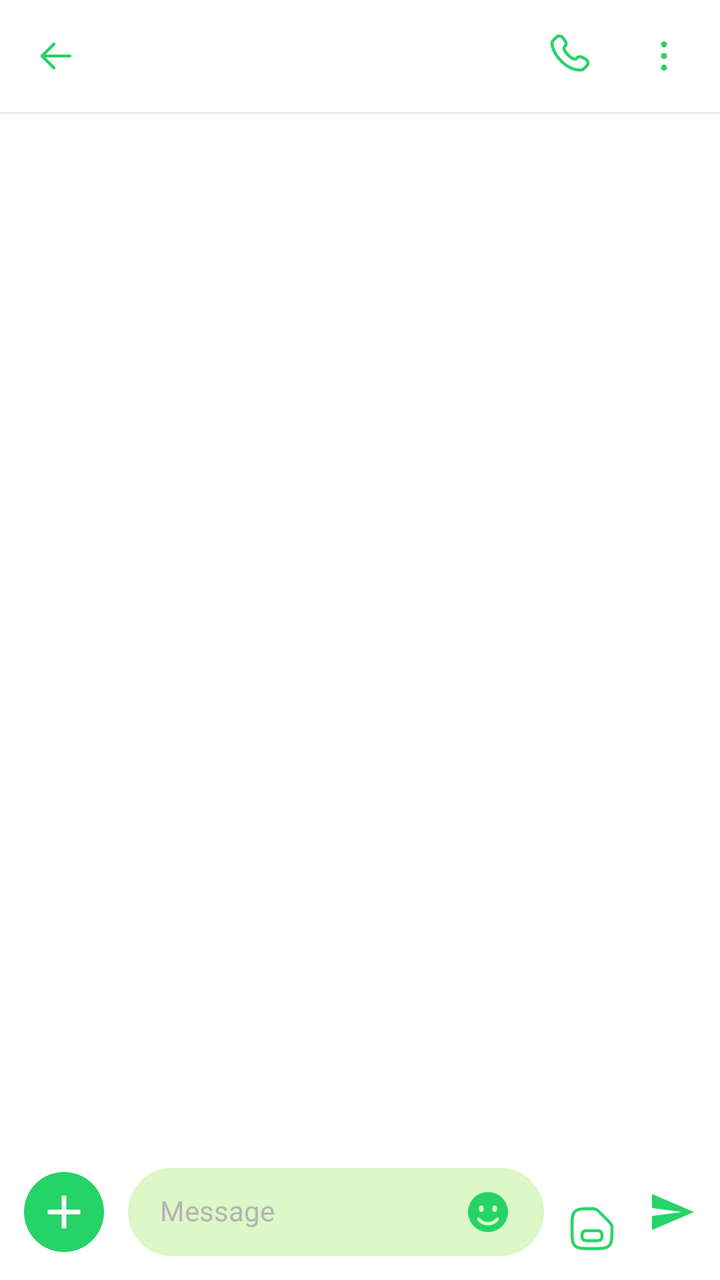
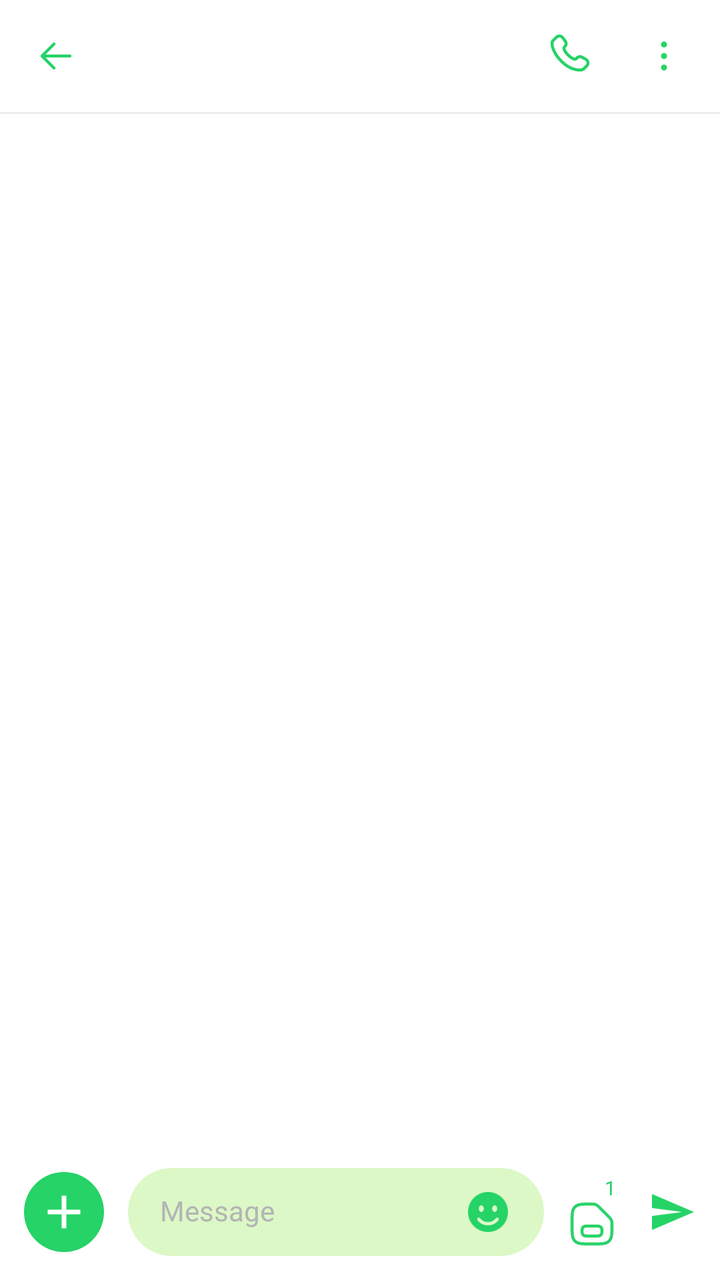

Screens rendered from an Android XML layout before and after an edit, with the pre-edit source and the edit as a unified diff.
<!-- AndroidManifest.xml: application theme Theme.MyApplication -->
<!-- res/layout/activity_messenger.xml -->
<?xml version="1.0" encoding="utf-8"?>
<androidx.constraintlayout.widget.ConstraintLayout xmlns:android="http://schemas.android.com/apk/res/android"
    xmlns:app="http://schemas.android.com/apk/res-auto"
    xmlns:tools="http://schemas.android.com/tools"
    android:layout_width="match_parent"
    android:layout_height="match_parent"
    android:background="@color/white">

    <ImageView
        android:id="@+id/ivBackground"
        android:layout_width="match_parent"
        android:layout_height="match_parent"
        android:scaleType="centerCrop" />
    
    <androidx.constraintlayout.widget.ConstraintLayout
        android:id="@+id/clTopBar"
        android:layout_width="match_parent"
        android:layout_height="wrap_content"
        android:padding="@dimen/size16"
        app:layout_constraintTop_toTopOf="parent">

        <ImageView
            android:id="@+id/ivBack"
            android:layout_width="@dimen/size24"
            android:layout_height="@dimen/size24"
            android:contentDescription="@null"
            android:src="@drawable/ic_arr_left"
            app:layout_constraintBottom_toBottomOf="parent"
            app:layout_constraintStart_toStartOf="parent"
            app:layout_constraintTop_toTopOf="parent"
            app:tint="@color/col_main" />

        <TextView
            android:id="@+id/tvSenderName"
            style="@style/TextView_7"
            android:layout_marginStart="@dimen/size16"
            android:textColor="@color/col_main"
            app:layout_constraintBottom_toBottomOf="parent"
            app:layout_constraintStart_toEndOf="@+id/ivBack"
            app:layout_constraintTop_toTopOf="parent" />

        <ImageView
            android:id="@+id/ivMore"
            android:layout_width="@dimen/size24"
            android:layout_height="@dimen/size24"
            android:contentDescription="@null"
            android:src="@drawable/ic_properties"
            app:layout_constraintBottom_toBottomOf="parent"
            app:layout_constraintEnd_toEndOf="parent"
            app:layout_constraintTop_toTopOf="parent"
            app:tint="@color/col_main" />

        <ImageView
            android:id="@+id/ivCall"
            android:layout_width="@dimen/size24"
            android:layout_height="@dimen/size24"
            android:layout_marginEnd="@dimen/size24"
            android:contentDescription="@null"
            android:src="@drawable/ic_phone"
            app:layout_constraintBottom_toBottomOf="parent"
            app:layout_constraintEnd_toStartOf="@+id/ivMore"
            app:layout_constraintTop_toTopOf="parent"
            app:tint="@color/col_main" />

    </androidx.constraintlayout.widget.ConstraintLayout>

    <View
        android:id="@+id/vLineTop"
        android:layout_width="match_parent"
        android:layout_height="@dimen/size1"
        android:background="@color/col_14000000"
        app:layout_constraintTop_toBottomOf="@+id/clTopBar" />

    
    <androidx.recyclerview.widget.RecyclerView
        android:id="@+id/rvChat"
        android:layout_width="match_parent"
        android:layout_height="0dp"
        android:scrollbars="vertical"
        app:layoutManager="androidx.recyclerview.widget.LinearLayoutManager"
        app:layout_constraintBottom_toTopOf="@+id/clBottomBar"
        app:layout_constraintTop_toBottomOf="@+id/vLineTop"
        tools:listitem="@layout/item_chat_left" />

    <FrameLayout
        android:layout_width="match_parent"
        android:layout_height="wrap_content"
        app:layout_constraintBottom_toTopOf="@+id/clBottomBar"
        app:layout_constraintEnd_toEndOf="parent"
        app:layout_constraintStart_toStartOf="parent"
        app:layout_constraintTop_toBottomOf="@+id/vLineTop">

        <include
            android:id="@+id/layoutNoData"
            layout="@layout/layout_no_data" />
    </FrameLayout>

    <View
        android:id="@+id/vScrim"
        android:layout_width="match_parent"
        android:layout_height="match_parent"
        android:background="#80000000"
        android:visibility="gone" />

    <LinearLayout
        android:id="@+id/llAddMenu"
        android:layout_width="wrap_content"
        android:layout_height="wrap_content"
        android:layout_marginStart="@dimen/size12"
        android:layout_marginBottom="@dimen/size12"
        android:orientation="vertical"
        android:visibility="gone"
        app:layout_constraintBottom_toTopOf="@+id/clBottomBar"
        app:layout_constraintStart_toStartOf="parent">

        <LinearLayout
            android:id="@+id/llSchedule"
            android:layout_width="wrap_content"
            android:layout_height="wrap_content"
            android:layout_marginBottom="@dimen/size16"
            android:gravity="center_vertical"
            android:orientation="horizontal">

            <com.example.myapplication.views.RoundImageView
                android:layout_width="@dimen/size40"
                android:layout_height="@dimen/size40"
                android:background="?selectableItemBackgroundBorderless"
                android:contentDescription="@null"
                android:padding="@dimen/size8"
                android:src="@drawable/ic_schedule"
                app:bgColor="@color/white"
                app:isOval="true" />

            <TextView
                style="@style/TextView_7"
                android:layout_width="wrap_content"
                android:layout_height="wrap_content"
                android:layout_marginStart="@dimen/size12"
                android:background="@drawable/bg_white_r8"
                android:paddingHorizontal="@dimen/size12"
                android:paddingVertical="@dimen/size10"
                android:text="@string/txt_schedule_message"
                android:textColor="@color/col_main" />
        </LinearLayout>

        <LinearLayout
            android:id="@+id/llTakeCamera"
            android:layout_width="wrap_content"
            android:layout_height="wrap_content"
            android:layout_marginBottom="@dimen/size16"
            android:gravity="center_vertical"
            android:orientation="horizontal">

            <com.example.myapplication.views.RoundImageView
                android:layout_width="@dimen/size40"
                android:layout_height="@dimen/size40"
                android:background="?selectableItemBackgroundBorderless"
                android:contentDescription="@null"
                android:padding="@dimen/size8"
                android:src="@drawable/ic_camera"
                app:bgColor="@color/white"
                app:isOval="true" />

            <TextView
                style="@style/TextView_7"
                android:layout_width="wrap_content"
                android:layout_height="wrap_content"
                android:layout_marginStart="@dimen/size12"
                android:background="@drawable/bg_white_r8"
                android:paddingHorizontal="@dimen/size12"
                android:paddingVertical="@dimen/size10"
                android:text="@string/txt_take_a_photo"
                android:textColor="@color/col_main" />
        </LinearLayout>

        <LinearLayout
            android:id="@+id/llAttachPhoto"
            android:layout_width="wrap_content"
            android:layout_height="wrap_content"
            android:layout_marginBottom="@dimen/size16"
            android:gravity="center_vertical"
            android:orientation="horizontal">

            <com.example.myapplication.views.RoundImageView
                android:layout_width="@dimen/size40"
                android:layout_height="@dimen/size40"
                android:background="?selectableItemBackgroundBorderless"
                android:contentDescription="@null"
                android:padding="@dimen/size8"
                android:src="@drawable/ic_image"
                app:bgColor="@color/white"
                app:isOval="true" />

            <TextView
                style="@style/TextView_7"
                android:layout_width="wrap_content"
                android:layout_height="wrap_content"
                android:layout_marginStart="@dimen/size12"
                android:background="@drawable/bg_white_r8"
                android:paddingHorizontal="@dimen/size12"
                android:paddingVertical="@dimen/size10"
                android:text="@string/txt_attach_a_photo"
                android:textColor="@color/col_main" />
        </LinearLayout>
    </LinearLayout>

    <androidx.constraintlayout.widget.ConstraintLayout
        android:id="@+id/clMediaPreview"
        android:layout_width="match_parent"
        android:layout_height="wrap_content"
        android:layout_marginHorizontal="@dimen/size16"
        android:layout_marginBottom="8dp"
        android:visibility="gone"
        app:layout_constraintBottom_toTopOf="@+id/clBottomBar">

        <androidx.cardview.widget.CardView
            android:layout_width="100dp"
            android:layout_height="100dp"
            app:cardCornerRadius="8dp"
            app:cardElevation="0dp"
            app:layout_constraintBottom_toBottomOf="parent"
            app:layout_constraintStart_toStartOf="parent"
            app:layout_constraintTop_toTopOf="parent">

            <androidx.appcompat.widget.AppCompatImageView
                android:id="@+id/ivPreview"
                android:layout_width="match_parent"
                android:layout_height="match_parent"
                android:scaleType="centerCrop" />

            <androidx.appcompat.widget.AppCompatImageView
                android:id="@+id/btnRemovePreview"
                android:layout_width="20dp"
                android:layout_height="20dp"
                android:layout_gravity="top|end"
                android:layout_margin="4dp"
                android:background="@drawable/bg_circle_green"
                android:padding="2dp"
                android:src="@drawable/ic_close" />

        </androidx.cardview.widget.CardView>
    </androidx.constraintlayout.widget.ConstraintLayout>
    
    <androidx.constraintlayout.widget.ConstraintLayout
        android:id="@+id/clBottomBar"
        android:layout_width="match_parent"
        android:layout_height="wrap_content"
        android:padding="@dimen/size12"
        app:layout_constraintBottom_toBottomOf="parent">

        <ImageView
            android:id="@+id/ivAdd"
            android:layout_width="@dimen/size40"
            android:layout_height="@dimen/size40"
            android:background="@drawable/bg_circle_green"
            android:contentDescription="@null"
            android:padding="@dimen/size6"
            android:src="@drawable/ic_plus"
            app:layout_constraintBottom_toBottomOf="parent"
            app:layout_constraintStart_toStartOf="parent"
            app:layout_constraintTop_toTopOf="parent" />

        <LinearLayout
            android:id="@+id/llInput"
            android:layout_width="0dp"
            android:layout_height="@dimen/size44"
            android:layout_marginStart="@dimen/size12"
            android:layout_marginEnd="@dimen/size12"
            android:background="@drawable/bg_input_message"
            android:gravity="center_vertical"
            android:orientation="horizontal"
            android:paddingHorizontal="@dimen/size16"
            app:layout_constraintBottom_toBottomOf="parent"
            app:layout_constraintEnd_toStartOf="@+id/llSim"
            app:layout_constraintStart_toEndOf="@+id/ivAdd"
            app:layout_constraintTop_toTopOf="parent">

            <EditText
                android:id="@+id/edtMessage"
                style="@style/TextView_4"
                android:layout_width="0dp"
                android:layout_height="wrap_content"
                android:layout_weight="1"
                android:background="@null"
                android:hint="@string/txt_message"
                android:imeOptions="actionSend"
                android:importantForAutofill="no"
                android:inputType="text"
                android:singleLine="true"
                android:textColor="@color/black"
                android:textColorHighlight="@color/grey"
                android:textColorHint="@color/grey" />

            <ImageView
                android:id="@+id/ivEmoji"
                android:layout_width="@dimen/size24"
                android:layout_height="@dimen/size24"
                android:contentDescription="@null"
                android:src="@drawable/ic_emoji"
                app:tint="@color/col_main" />
        </LinearLayout>

        <ImageView
            android:id="@+id/ivSend"
            android:layout_width="@dimen/size24"
            android:layout_height="@dimen/size24"
            android:contentDescription="@null"
            android:src="@drawable/ic_send"
            app:layout_constraintBottom_toBottomOf="parent"
            app:layout_constraintEnd_toEndOf="parent"
            app:layout_constraintTop_toTopOf="parent"
            app:tint="@color/col_main" />

        <LinearLayout
            android:id="@+id/llSim"
            android:layout_width="wrap_content"
            android:layout_height="wrap_content"
            android:layout_marginEnd="@dimen/size16"
            android:orientation="vertical"
            app:layout_constraintBottom_toBottomOf="parent"
            app:layout_constraintEnd_toStartOf="@+id/ivSend"
            app:layout_constraintTop_toTopOf="parent">

            <TextView
                android:id="@+id/tvNumberSim"
                style="@style/TextView_4"
                android:layout_width="wrap_content"
                android:layout_height="wrap_content"
                android:layout_gravity="end"
                android:text="@string/txt_empty" />

            <ImageView
                android:id="@+id/ivSim"
                android:layout_width="wrap_content"
                android:layout_height="wrap_content"
                android:contentDescription="@null"
                android:src="@drawable/ic_sim"
                app:tint="@color/col_main" />
        </LinearLayout>


    </androidx.constraintlayout.widget.ConstraintLayout>

    <FrameLayout
        android:id="@+id/frMessDetail"
        android:layout_width="match_parent"
        android:layout_height="0dp"
        android:layout_marginTop="@dimen/size12"
        android:visibility="gone"
        app:layout_constraintBottom_toBottomOf="parent"
        app:layout_constraintTop_toTopOf="parent" />

    <FrameLayout
        android:id="@+id/frChooseSticker"
        android:layout_width="match_parent"
        android:layout_height="@dimen/size200"
        android:visibility="gone"
        app:layout_constraintBottom_toBottomOf="parent" />
</androidx.constraintlayout.widget.ConstraintLayout>
<!-- res/layout/item_chat_left.xml (included above) -->
<?xml version="1.0" encoding="utf-8"?>
<androidx.constraintlayout.widget.ConstraintLayout xmlns:android="http://schemas.android.com/apk/res/android"
    xmlns:app="http://schemas.android.com/apk/res-auto"
    android:layout_width="match_parent"
    android:layout_height="wrap_content"
    android:padding="@dimen/size8">

    <RelativeLayout
        android:id="@+id/rlAvatar"
        android:layout_width="@dimen/size40"
        android:layout_height="@dimen/size40"
        app:layout_constraintBottom_toBottomOf="parent"
        app:layout_constraintStart_toStartOf="parent"
        app:layout_constraintTop_toTopOf="parent">

        <com.example.myapplication.views.RoundImageView
            android:id="@+id/ivAvatar"
            android:layout_width="match_parent"
            android:layout_height="match_parent"
            android:padding="@dimen/size6"
            android:src="@drawable/ic_person"
            app:bgColor="@color/col_main"
            app:isOval="true" />

        <TextView
            android:id="@+id/tvFirstName"
            style="@style/TextView_5"
            android:layout_width="wrap_content"
            android:layout_height="wrap_content"
            android:layout_centerInParent="true"
            android:includeFontPadding="false"
            android:text="@string/txt_empty"
            android:visibility="gone" />
    </RelativeLayout>

    <FrameLayout
        android:id="@+id/frBubble"
        android:layout_width="0dp"
        android:layout_height="wrap_content"
        android:layout_gravity="end"
        android:layout_marginStart="@dimen/size8"
        app:layout_constraintBottom_toBottomOf="parent"
        app:layout_constraintEnd_toEndOf="parent"
        app:layout_constraintStart_toEndOf="@+id/rlAvatar"
        app:layout_constraintTop_toTopOf="parent">

        <com.example.myapplication.views.MessageBubbleView
            android:id="@+id/bubbleView"
            android:layout_width="wrap_content"
            android:layout_height="wrap_content"
            android:layout_marginStart="@dimen/size8"
            app:bubbleColor="@color/col_dcf8c6"
            app:caretHeight="@dimen/size8"
            app:caretPosition="none"
            app:caretWidth="0dp"
            app:cornerRadiusBBV="@dimen/size16">

            <LinearLayout
                android:layout_width="wrap_content"
                android:layout_height="wrap_content"
                android:orientation="vertical">

                <FrameLayout
                    android:id="@+id/flMedia"
                    android:layout_width="@dimen/size200"
                    android:layout_height="wrap_content"
                    android:layout_margin="@dimen/size4"
                    android:visibility="gone">

                    <com.example.myapplication.views.RoundImageView
                        android:id="@+id/ivImage"
                        android:layout_width="match_parent"
                        android:layout_height="wrap_content"
                        android:adjustViewBounds="true"
                        android:scaleType="fitCenter"
                        app:cornerRadius="@dimen/size8" />

                    <com.example.myapplication.views.RoundImageView
                        android:id="@+id/ivPlayVideo"
                        android:layout_width="@dimen/size40"
                        android:layout_height="@dimen/size40"
                        android:layout_gravity="center"
                        android:src="@drawable/ic_play"
                        android:visibility="gone"
                        app:cornerRadius="@dimen/size8" />
                </FrameLayout>

                <TextView
                    android:id="@+id/tvBody"
                    style="@style/TextView_4"
                    android:layout_width="wrap_content"
                    android:layout_height="wrap_content"
                    android:paddingHorizontal="@dimen/size16"
                    android:paddingVertical="@dimen/size10"
                    android:text="@string/txt_empty" />

            </LinearLayout>
        </com.example.myapplication.views.MessageBubbleView>
    </FrameLayout>
</androidx.constraintlayout.widget.ConstraintLayout>
<!-- res/layout/layout_no_data.xml (included above) -->
<?xml version="1.0" encoding="utf-8"?>
<FrameLayout xmlns:android="http://schemas.android.com/apk/res/android"
    android:layout_width="match_parent"
    android:layout_height="wrap_content">

    <LinearLayout
        android:id="@+id/llNoData"
        android:visibility="gone"
        android:layout_width="match_parent"
        android:layout_height="wrap_content"
        android:gravity="center"
        android:orientation="vertical">

        <androidx.appcompat.widget.AppCompatImageView
            android:layout_width="@dimen/size200"
            android:layout_height="@dimen/size200"
            android:src="@drawable/img_empty" />

        <TextView
            android:id="@+id/tvBodyNoData"
            style="@style/TextView_4"
            android:layout_width="wrap_content"
            android:layout_height="wrap_content"
            android:layout_marginTop="@dimen/size16"
            android:text="@string/txt_your_blocked_numbers_will_appear_here"
            android:textColor="@color/col_main" />
    </LinearLayout>


    <ProgressBar
        android:id="@+id/prLoading"
        android:layout_width="@dimen/size40"
        android:layout_height="@dimen/size40"
        android:layout_gravity="center"
        android:indeterminateTint="@color/col_main" />
</FrameLayout>
<!-- resources referenced by this layout -->
<resources>
  <color name="black">#FF000000</color>
  <color name="col_14000000">#14000000</color>
  <color name="col_dcf8c6">#DCF8C6</color>
  <color name="col_main">#25D366</color>
  <color name="grey">#B4B4B4</color>
  <color name="white">#FFFFFFFF</color>
  <dimen name="size1">1dp</dimen>
  <dimen name="size10">10dp</dimen>
  <dimen name="size12">12dp</dimen>
  <dimen name="size16">16dp</dimen>
  <dimen name="size200">200dp</dimen>
  <dimen name="size24">24dp</dimen>
  <dimen name="size4">4dp</dimen>
  <dimen name="size40">40dp</dimen>
  <dimen name="size44">44dp</dimen>
  <dimen name="size6">6dp</dimen>
  <dimen name="size8">8dp</dimen>
  <!-- drawable bg_circle_green (drawable) -->
  <?xml version="1.0" encoding="utf-8"?>
  <shape xmlns:android="http://schemas.android.com/apk/res/android"
      android:shape="oval">
      <solid android:color="@color/col_main" />
  </shape>
  <!-- drawable bg_input_message (drawable) -->
  <?xml version="1.0" encoding="utf-8"?>
  <shape xmlns:android="http://schemas.android.com/apk/res/android">
      <solid android:color="@color/col_dcf8c6" />
      <corners android:radius="@dimen/size100" />
  </shape>
  <!-- drawable bg_white_r8 (drawable) -->
  <?xml version="1.0" encoding="utf-8"?>
  <shape xmlns:android="http://schemas.android.com/apk/res/android">
      <solid android:color="@color/white" />
      <corners android:radius="@dimen/size8" />
  </shape>
  <!-- drawable ic_plus (drawable) -->
  <vector xmlns:android="http://schemas.android.com/apk/res/android"
      android:width="24dp"
      android:height="24dp"
      android:viewportWidth="24"
      android:viewportHeight="24">
    <path
        android:pathData="M19,13H13V19H11V13H5V11H11V5H13V11H19V13Z"
        android:fillColor="#FFFFFF"/>
  </vector>
  <!-- drawable ic_send (drawable) -->
  <vector xmlns:android="http://schemas.android.com/apk/res/android"
      android:width="24dp"
      android:height="24dp"
      android:viewportWidth="24"
      android:viewportHeight="24">
    <path
        android:pathData="M2,21L23,12L2,3V10L17,12L2,14V21Z"
        android:fillColor="#25D366"/>
  </vector>
  <string name="txt_attach_a_photo">Attach a photo</string>
  <string name="txt_empty" translatable="false" />
  <string name="txt_message">Message</string>
  <string name="txt_schedule_message">Schedule message</string>
  <string name="txt_take_a_photo">Take a photo</string>
  <string name="txt_your_blocked_numbers_will_appear_here">Your blocked numbers will appear here</string>
  <style name="TextView_7">
          <item name="android:layout_width">wrap_content</item>
          <item name="android:layout_height">wrap_content</item>
          <item name="android:includeFontPadding">false</item>
          <item name="android:textAllCaps">false</item>
          <item name="android:textColor">@color/black</item>
          <item name="android:fontFamily">@font/font_700</item>
          <item name="android:textSize">@dimen/size16</item>
      </style>
  <style name="Theme.MyApplication" parent="Base.Theme.MyApplication" />
  <dimen name="size100">100dp</dimen>
  <dimen name="size14">14dp</dimen>
  <color name="col_select">#CD666666</color>
  <style name="AppBottomSheetDialogTheme" parent="Theme.Design.Light.BottomSheetDialog">
          <item name="bottomSheetStyle">@style/AppModalStyle</item>
      </style>
  <style name="AppModalStyle" parent="Widget.Design.BottomSheet.Modal">
          <item name="android:background">@drawable/bg_border_bottom_sheet</item>
      </style>
  <!-- drawable bg_border_bottom_sheet (drawable) -->
  <?xml version="1.0" encoding="utf-8"?>
  <shape xmlns:android="http://schemas.android.com/apk/res/android"
      android:shape="rectangle">
      <corners
          android:topLeftRadius="@dimen/size24"
          android:topRightRadius="@dimen/size24" />
      <solid android:color="@color/white" />
  </shape>
  <!-- unchanged entries left out for length: 15 -->
</resources>

<!-- the commit's change to res/layout/activity_messenger.xml (unified diff, before → after) -->
@@ -208,38 +208,91 @@
         android:id="@+id/clMediaPreview"
         android:layout_width="match_parent"
         android:layout_height="wrap_content"
-        android:layout_marginHorizontal="@dimen/size16"
-        android:layout_marginBottom="8dp"
+        android:background="@color/white"
+        android:paddingHorizontal="@dimen/size16"
         android:visibility="gone"
         app:layout_constraintBottom_toTopOf="@+id/clBottomBar">
 
-        <androidx.cardview.widget.CardView
-            android:layout_width="100dp"
-            android:layout_height="100dp"
-            app:cardCornerRadius="8dp"
-            app:cardElevation="0dp"
+        <com.example.myapplication.views.RoundImageView
+            android:id="@+id/ivPreview"
+            android:layout_width="@dimen/size70"
+            android:layout_height="@dimen/size70"
+            android:scaleType="centerCrop"
+            app:cornerRadius="@dimen/size10"
             app:layout_constraintBottom_toBottomOf="parent"
             app:layout_constraintStart_toStartOf="parent"
-            app:layout_constraintTop_toTopOf="parent">
-
-            <androidx.appcompat.widget.AppCompatImageView
-                android:id="@+id/ivPreview"
-                android:layout_width="match_parent"
-                android:layout_height="match_parent"
-                android:scaleType="centerCrop" />
-
-            <androidx.appcompat.widget.AppCompatImageView
-                android:id="@+id/btnRemovePreview"
-                android:layout_width="20dp"
-                android:layout_height="20dp"
-                android:layout_gravity="top|end"
-                android:layout_margin="4dp"
-                android:background="@drawable/bg_circle_green"
-                android:padding="2dp"
-                android:src="@drawable/ic_close" />
-
-        </androidx.cardview.widget.CardView>
+            app:layout_constraintTop_toTopOf="parent" />
+
+        <androidx.appcompat.widget.AppCompatImageView
+            android:id="@+id/btnRemovePreview"
+            android:layout_width="@dimen/size20"
+            android:layout_height="@dimen/size20"
+            android:layout_gravity="top|end"
+            android:layout_margin="@dimen/size4"
+            android:background="@drawable/bg_circle_green"
+            android:padding="@dimen/size2"
+            android:src="@drawable/ic_close"
+            app:layout_constraintEnd_toEndOf="@+id/ivPreview"
+            app:layout_constraintTop_toTopOf="parent" />
+
     </androidx.constraintlayout.widget.ConstraintLayout>
+
+    <LinearLayout
+        android:id="@+id/llTimeScheduled"
+        android:layout_width="match_parent"
+        android:layout_height="wrap_content"
+        android:background="@color/white"
+        android:visibility="gone"
+        android:gravity="center_vertical"
+        android:orientation="horizontal"
+        android:paddingHorizontal="@dimen/size30"
+        app:layout_constraintBottom_toBottomOf="@+id/rvChat">
+
+        <TextView
+            style="@style/TextView_5"
+            android:layout_width="wrap_content"
+            android:layout_height="wrap_content"
+            android:text="@string/txt_schedule"
+            android:textColor="@color/grey" />
+
+        <TextView
+            android:id="@+id/tvHour"
+            style="@style/TextView_4"
+            android:layout_width="wrap_content"
+            android:layout_height="wrap_content"
+            android:text="00:00"
+            android:textColor="@color/grey"
+            android:textSize="14sp" />
+
+        <TextView
+            android:layout_width="wrap_content"
+            android:layout_height="wrap_content"
+            android:layout_marginHorizontal="@dimen/size8"
+            android:text="-"
+            android:textColor="@color/grey"
+            android:textSize="14sp" />
+
+        <TextView
+            android:id="@+id/tvDay"
+            style="@style/TextView_4"
+            android:layout_width="wrap_content"
+            android:layout_height="wrap_content"
+            android:text="8/6/2026"
+            android:textColor="@color/grey"
+            android:textSize="14sp" />
+
+        <androidx.appcompat.widget.AppCompatImageView
+            android:id="@+id/btnRemoveSchedule"
+            android:layout_width="@dimen/size20"
+            android:layout_height="@dimen/size20"
+            android:layout_gravity="end"
+            android:layout_marginStart="@dimen/size20"
+            android:background="@drawable/bg_circle_green"
+            android:padding="@dimen/size2"
+            android:src="@drawable/ic_close"
+            app:layout_constraintEnd_toEndOf="@+id/ivPreview"
+            app:layout_constraintTop_toTopOf="parent" />
+    </LinearLayout>
     
     <androidx.constraintlayout.widget.ConstraintLayout
         android:id="@+id/clBottomBar"
@@ -327,7 +380,9 @@
                 android:layout_width="wrap_content"
                 android:layout_height="wrap_content"
                 android:layout_gravity="end"
-                android:text="@string/txt_empty" />
+                android:text="1"
+                android:textColor="@color/col_main"
+                android:textSize="10sp" />
 
             <ImageView
                 android:id="@+id/ivSim"
@@ -345,7 +400,6 @@
         android:id="@+id/frMessDetail"
         android:layout_width="match_parent"
         android:layout_height="0dp"
-        android:layout_marginTop="@dimen/size12"
         android:visibility="gone"
         app:layout_constraintBottom_toBottomOf="parent"
         app:layout_constraintTop_toTopOf="parent" />
<!-- resource entries referenced after the edit -->
@@ -10,12 +10,16 @@
   <dimen name="size10">10dp</dimen>
   <dimen name="size12">12dp</dimen>
   <dimen name="size16">16dp</dimen>
+  <dimen name="size2">2dp</dimen>
+  <dimen name="size20">20dp</dimen>
   <dimen name="size200">200dp</dimen>
   <dimen name="size24">24dp</dimen>
+  <dimen name="size30">30dp</dimen>
   <dimen name="size4">4dp</dimen>
   <dimen name="size40">40dp</dimen>
   <dimen name="size44">44dp</dimen>
   <dimen name="size6">6dp</dimen>
+  <dimen name="size70">70dp</dimen>
   <dimen name="size8">8dp</dimen>
   <!-- drawable bg_circle_green (drawable) -->
   <?xml version="1.0" encoding="utf-8"?>
@@ -56,8 +60,9 @@
         android:fillColor="#25D366"/>
   </vector>
   <string name="txt_attach_a_photo">Attach a photo</string>
-  <string name="txt_empty" translatable="false" />
+  <string name="txt_empty" />
   <string name="txt_message">Message</string>
+  <string name="txt_schedule">"Schedule: "</string>
   <string name="txt_schedule_message">Schedule message</string>
   <string name="txt_take_a_photo">Take a photo</string>
   <string name="txt_your_blocked_numbers_will_appear_here">Your blocked numbers will appear here</string>
